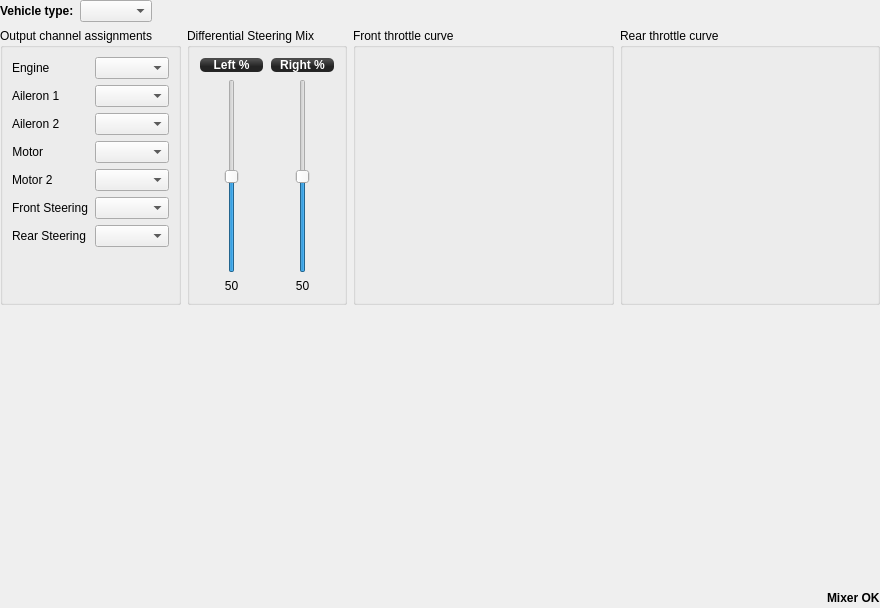
Before: the Qt Designer form ground/openpilotgcs/src/plugins/config/airframe_ground.ui in openpilot/OpenPilot, drawn with Qt 5.
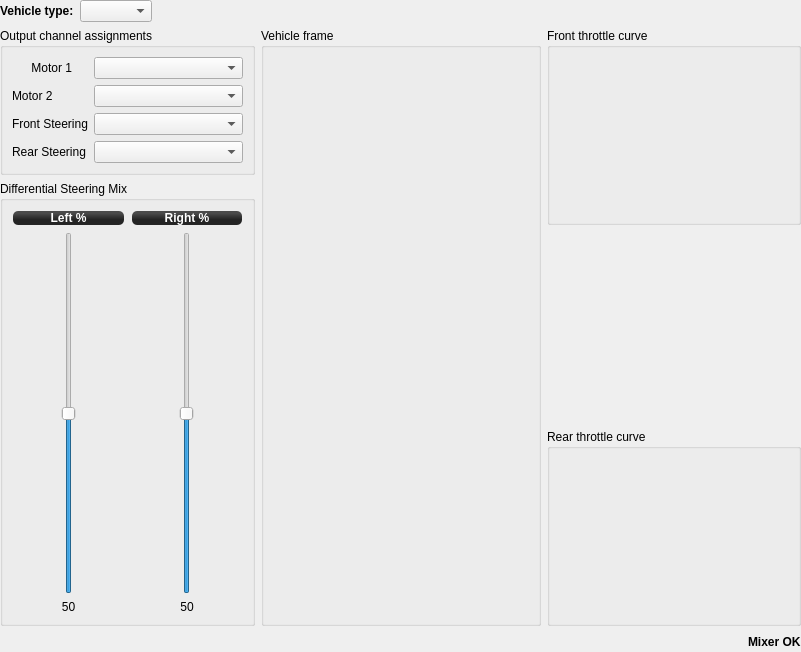
After: the same form once the commit is applied. Custom widgets are drawn as their Qt base class.

What changed in the file:
```diff
--- a/ground/openpilotgcs/src/plugins/config/airframe_ground.ui
+++ b/ground/openpilotgcs/src/plugins/config/airframe_ground.ui
@@ -6,8 +6,8 @@
    <rect>
     <x>0</x>
     <y>0</y>
-    <width>880</width>
-    <height>608</height>
+    <width>801</width>
+    <height>652</height>
    </rect>
   </property>
   <property name="windowTitle">
@@ -63,14 +63,19 @@
     </layout>
    </item>
    <item>
-    <layout class="QHBoxLayout" name="horizontalLayout_41">
-     <property name="rightMargin">
+    <layout class="QHBoxLayout" name="horizontalLayout_3">
+     <property name="topMargin">
+      <number>0</number>
+     </property>
+     <item>
+      <layout class="QVBoxLayout" name="verticalLayout_2">
+       <property name="leftMargin">
       <number>0</number>
      </property>
      <item>
       <widget class="QGroupBox" name="groupBox_7">
        <property name="sizePolicy">
-        <sizepolicy hsizetype="Preferred" vsizetype="Expanding">
+          <sizepolicy hsizetype="MinimumExpanding" vsizetype="Preferred">
          <horstretch>0</horstretch>
          <verstretch>0</verstretch>
         </sizepolicy>
@@ -81,110 +86,50 @@
          <height>0</height>
         </size>
        </property>
+         <property name="maximumSize">
+          <size>
+           <width>16777215</width>
+           <height>16777215</height>
+          </size>
+         </property>
        <property name="title">
         <string>Output channel assignments</string>
        </property>
        <layout class="QFormLayout" name="formLayout_5">
-        <item row="0" column="0">
-         <widget class="QLabel" name="gvEngineLabel">
-          <property name="minimumSize">
-           <size>
-            <width>77</width>
-            <height>0</height>
-           </size>
+          <property name="fieldGrowthPolicy">
+           <enum>QFormLayout::AllNonFixedFieldsGrow</enum>
           </property>
-          <property name="text">
-           <string>Engine</string>
-          </property>
-          <property name="alignment">
-           <set>Qt::AlignLeading|Qt::AlignLeft|Qt::AlignVCenter</set>
-          </property>
-         </widget>
-        </item>
-        <item row="0" column="1">
-         <widget class="QComboBox" name="gvEngineChannelBox">
-          <property name="toolTip">
-           <string>Select output channel for the engine</string>
-          </property>
-         </widget>
-        </item>
-        <item row="1" column="0">
-         <widget class="QLabel" name="gvAileron1Label">
-          <property name="minimumSize">
-           <size>
-            <width>60</width>
-            <height>0</height>
-           </size>
-          </property>
-          <property name="text">
-           <string>Aileron 1</string>
-          </property>
-         </widget>
-        </item>
-        <item row="1" column="1">
-         <widget class="QComboBox" name="gvAileron1ChannelBox">
-          <property name="toolTip">
-           <string>Select output channel for the first aileron (or elevon)</string>
-          </property>
-         </widget>
-        </item>
         <item row="2" column="0">
-         <widget class="QLabel" name="gvAileron2Label">
-          <property name="enabled">
-           <bool>true</bool>
-          </property>
-          <property name="minimumSize">
-           <size>
-            <width>60</width>
-            <height>0</height>
-           </size>
-          </property>
-          <property name="text">
-           <string>Aileron 2</string>
-          </property>
-         </widget>
-        </item>
-        <item row="2" column="1">
-         <widget class="QComboBox" name="gvAileron2ChannelBox">
-          <property name="enabled">
-           <bool>true</bool>
-          </property>
-          <property name="toolTip">
-           <string>Select output channel for the second aileron (or elevon)</string>
-          </property>
-         </widget>
-        </item>
-        <item row="3" column="0">
          <widget class="QLabel" name="gvMotor1Label">
           <property name="minimumSize">
            <size>
-            <width>0</width>
+              <width>60</width>
             <height>0</height>
            </size>
           </property>
           <property name="text">
-           <string>Motor</string>
+             <string>Motor 1</string>
           </property>
           <property name="alignment">
            <set>Qt::AlignRight|Qt::AlignTrailing|Qt::AlignVCenter</set>
           </property>
          </widget>
         </item>
-        <item row="3" column="1">
+          <item row="2" column="1">
          <widget class="QComboBox" name="gvMotor1ChannelBox">
           <property name="toolTip">
            <string>Select output channel for the first motor</string>
           </property>
          </widget>
         </item>
-        <item row="4" column="0">
+          <item row="3" column="0">
          <widget class="QLabel" name="gvMotor2Label">
           <property name="enabled">
            <bool>true</bool>
           </property>
           <property name="minimumSize">
            <size>
-            <width>47</width>
+              <width>60</width>
             <height>0</height>
            </size>
           </property>
@@ -193,7 +138,7 @@
           </property>
          </widget>
         </item>
-        <item row="4" column="1">
+          <item row="3" column="1">
          <widget class="QComboBox" name="gvMotor2ChannelBox">
           <property name="enabled">
            <bool>true</bool>
@@ -203,28 +148,40 @@
           </property>
          </widget>
         </item>
-        <item row="5" column="0">
+          <item row="4" column="0">
          <widget class="QLabel" name="gvSteering1Label">
+            <property name="minimumSize">
+             <size>
+              <width>60</width>
+              <height>0</height>
+             </size>
+            </property>
           <property name="text">
            <string>Front Steering</string>
           </property>
          </widget>
         </item>
-        <item row="5" column="1">
+          <item row="4" column="1">
          <widget class="QComboBox" name="gvSteering1ChannelBox">
           <property name="toolTip">
            <string>Select output channel for the first steering actuator</string>
           </property>
          </widget>
         </item>
-        <item row="6" column="0">
+          <item row="5" column="0">
          <widget class="QLabel" name="gvSteering2Label">
+            <property name="minimumSize">
+             <size>
+              <width>60</width>
+              <height>0</height>
+             </size>
+            </property>
           <property name="text">
            <string>Rear Steering</string>
           </property>
          </widget>
         </item>
-        <item row="6" column="1">
+          <item row="5" column="1">
          <widget class="QComboBox" name="gvSteering2ChannelBox">
           <property name="toolTip">
            <string>Select output channel for a second steering actuator</string>
@@ -240,7 +197,7 @@
         <bool>true</bool>
        </property>
        <property name="sizePolicy">
-        <sizepolicy hsizetype="Preferred" vsizetype="Expanding">
+          <sizepolicy hsizetype="MinimumExpanding" vsizetype="Preferred">
          <horstretch>0</horstretch>
          <verstretch>0</verstretch>
         </sizepolicy>
@@ -376,14 +333,94 @@
        </layout>
       </widget>
      </item>
+      </layout>
+     </item>
+     <item>
+      <widget class="QGroupBox" name="groundframeBox">
+       <property name="sizePolicy">
+        <sizepolicy hsizetype="Expanding" vsizetype="Expanding">
+         <horstretch>0</horstretch>
+         <verstretch>0</verstretch>
+        </sizepolicy>
+       </property>
+       <property name="minimumSize">
+        <size>
+         <width>200</width>
+         <height>0</height>
+        </size>
+       </property>
+       <property name="maximumSize">
+        <size>
+         <width>16777215</width>
+         <height>16777215</height>
+        </size>
+       </property>
+       <property name="title">
+        <string>Vehicle frame</string>
+       </property>
+       <layout class="QVBoxLayout" name="vehicleframeBox">
+        <property name="leftMargin">
+         <number>9</number>
+        </property>
+        <property name="topMargin">
+         <number>9</number>
+        </property>
+        <property name="rightMargin">
+         <number>9</number>
+        </property>
+        <property name="bottomMargin">
+         <number>9</number>
+        </property>
+        <item>
+         <widget class="QGraphicsView" name="groundShape">
+          <property name="sizePolicy">
+           <sizepolicy hsizetype="Expanding" vsizetype="Expanding">
+            <horstretch>0</horstretch>
+            <verstretch>0</verstretch>
+           </sizepolicy>
+          </property>
+          <property name="minimumSize">
+           <size>
+            <width>50</width>
+            <height>300</height>
+           </size>
+          </property>
+          <property name="styleSheet">
+           <string notr="true">background:transparent</string>
+          </property>
+          <property name="frameShape">
+           <enum>QFrame::NoFrame</enum>
+          </property>
+          <property name="frameShadow">
+           <enum>QFrame::Plain</enum>
+          </property>
+         </widget>
+        </item>
+       </layout>
+      </widget>
+     </item>
+     <item>
+      <layout class="QVBoxLayout" name="verticalLayout">
+       <property name="leftMargin">
+        <number>0</number>
+       </property>
+       <property name="rightMargin">
+        <number>0</number>
+       </property>
      <item>
       <widget class="QGroupBox" name="gvThrottleCurve1GroupBox">
        <property name="sizePolicy">
-        <sizepolicy hsizetype="Preferred" vsizetype="Preferred">
+          <sizepolicy hsizetype="MinimumExpanding" vsizetype="Expanding">
          <horstretch>0</horstretch>
-         <verstretch>100</verstretch>
-        </sizepolicy>
-       </property>
+           <verstretch>0</verstretch>
+          </sizepolicy>
+         </property>
+         <property name="maximumSize">
+          <size>
+           <width>280</width>
+           <height>280</height>
+          </size>
+         </property>
        <property name="title">
         <string>Front throttle curve</string>
        </property>
@@ -391,7 +428,7 @@
         <item>
          <widget class="MixerCurve" name="groundVehicleThrottle1" native="true">
           <property name="sizePolicy">
-           <sizepolicy hsizetype="MinimumExpanding" vsizetype="MinimumExpanding">
+             <sizepolicy hsizetype="Expanding" vsizetype="Expanding">
             <horstretch>0</horstretch>
             <verstretch>0</verstretch>
            </sizepolicy>
@@ -425,14 +462,36 @@
        </layout>
       </widget>
      </item>
+       <item>
+        <spacer name="verticalSpacer">
+         <property name="orientation">
+          <enum>Qt::Vertical</enum>
+         </property>
+         <property name="sizeType">
+          <enum>QSizePolicy::MinimumExpanding</enum>
+         </property>
+         <property name="sizeHint" stdset="0">
+          <size>
+           <width>20</width>
+           <height>2</height>
+          </size>
+         </property>
+        </spacer>
+       </item>
      <item>
       <widget class="QGroupBox" name="gvThrottleCurve2GroupBox">
        <property name="sizePolicy">
-        <sizepolicy hsizetype="Preferred" vsizetype="Preferred">
+          <sizepolicy hsizetype="MinimumExpanding" vsizetype="Expanding">
          <horstretch>0</horstretch>
          <verstretch>0</verstretch>
         </sizepolicy>
        </property>
+         <property name="maximumSize">
+          <size>
+           <width>280</width>
+           <height>280</height>
+          </size>
+         </property>
        <property name="title">
         <string>Rear throttle curve</string>
        </property>
@@ -440,7 +499,7 @@
         <item>
          <widget class="MixerCurve" name="groundVehicleThrottle2" native="true">
           <property name="sizePolicy">
-           <sizepolicy hsizetype="MinimumExpanding" vsizetype="MinimumExpanding">
+             <sizepolicy hsizetype="Expanding" vsizetype="Expanding">
             <horstretch>0</horstretch>
             <verstretch>0</verstretch>
            </sizepolicy>
@@ -476,18 +535,17 @@
      </item>
     </layout>
    </item>
+    </layout>
+   </item>
    <item>
-    <spacer name="verticalSpacer">
-     <property name="orientation">
-      <enum>Qt::Vertical</enum>
+    <layout class="QGridLayout" name="gridLayout">
+     <property name="sizeConstraint">
+      <enum>QLayout::SetDefaultConstraint</enum>
      </property>
-     <property name="sizeHint" stdset="0">
-      <size>
-       <width>20</width>
-       <height>40</height>
-      </size>
+     <property name="rightMargin">
+      <number>0</number>
      </property>
-    </spacer>
+    </layout>
    </item>
    <item>
     <layout class="QHBoxLayout" name="horizontalLayout_28">
```
Left out of the diff: 11 changed lines with no effect on the pictures. Lines whose indentation alone changed are shown as unchanged.
